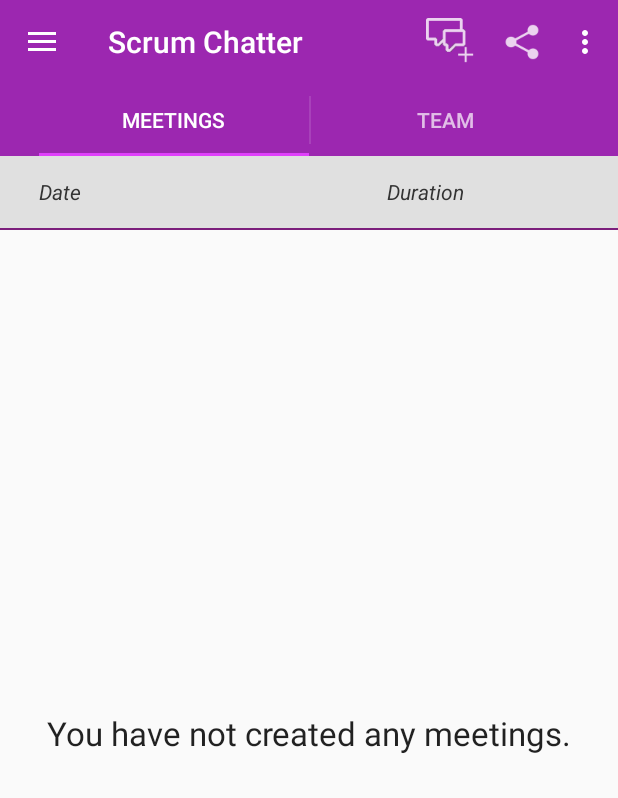
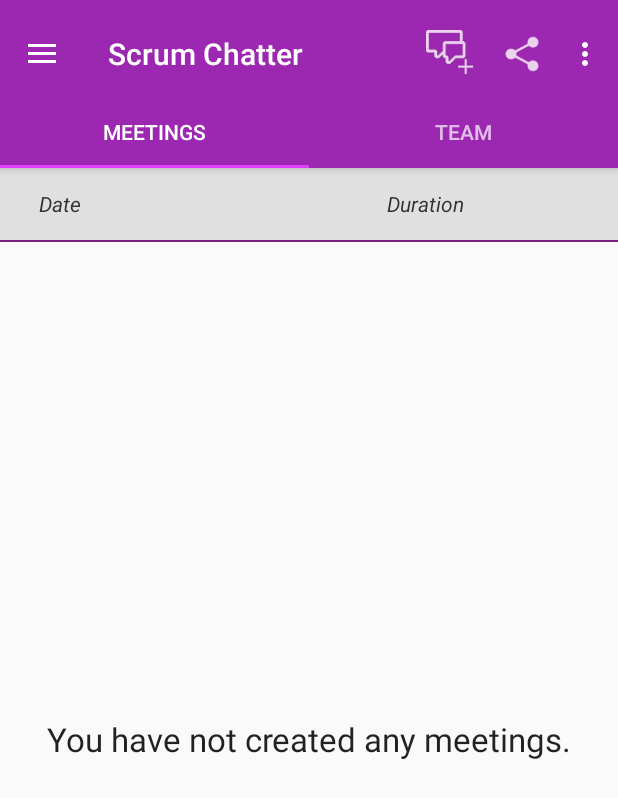
Before and after one commit to caarmen/scrumchatter, an Android app: the screen it shows after launch (MainActivity), on a phone screen of 412 x 824 dp. Shown: the top 798 px of the screen. Run offline under Robolectric (Android 15) with nearby library versions, the phone set to English and light mode, and no system bars.

Commit message:
Use toolbar instead of actionbar

```diff
--- a/app/src/main/AndroidManifest.xml
+++ b/app/src/main/AndroidManifest.xml
@@ -35,6 +35,7 @@
         android:theme="@style/AppTheme" >
         <activity
             android:name="ca.rmen.android.scrumchatter.main.MainActivity"
+            android:theme="@style/AppTheme.NoActionBar"
             android:label="@string/app_name">
             <intent-filter>
                 <action android:name="android.intent.action.MAIN" />
--- a/app/src/main/java/ca/rmen/android/scrumchatter/main/MainActivity.java
+++ b/app/src/main/java/ca/rmen/android/scrumchatter/main/MainActivity.java
@@ -39,6 +39,7 @@ import android.os.Bundle;
 import android.os.StrictMode;
 import android.os.StrictMode.ThreadPolicy;
 import android.preference.PreferenceManager;
+import android.support.design.widget.TabLayout;
 import android.support.v4.app.Fragment;
 import android.support.v4.app.FragmentManager;
 import android.support.v4.app.FragmentPagerAdapter;
@@ -50,6 +51,7 @@ import android.support.v4.widget.DrawerLayout;
 import android.support.v7.app.ActionBar;
 import android.support.v7.app.ActionBarDrawerToggle;
 import android.support.v7.app.AppCompatActivity;
+import android.support.v7.widget.Toolbar;
 import android.text.TextUtils;
 import android.util.Log;
 import android.view.Menu;
@@ -86,7 +88,7 @@ import ca.rmen.android.scrumchatter.team.Teams.Team;
  * plugin.
  */
 public class MainActivity extends AppCompatActivity implements ActionBar.TabListener, DialogButtonListener, DialogItemListener, // NO_UCD (use default)
-        DialogInputListener { // NO_UCD (use default)
+        DialogInputListener {
 
     private static final String TAG = Constants.TAG + "/" + MainActivity.class.getSimpleName();
     private static final String EXTRA_IMPORT_URI = "import_uri";
@@ -126,10 +128,12 @@ public class MainActivity extends AppCompatActivity implements ActionBar.TabList
         // the main thread.
         if (ActivityManager.isUserAMonkey())
             StrictMode.setThreadPolicy(new ThreadPolicy.Builder().detectDiskReads().detectDiskWrites().penaltyLog().penaltyDeath().build());
+
         // Set up the action bar.
-        final ActionBar actionBar = getSupportActionBar();
-        actionBar.setNavigationMode(ActionBar.NAVIGATION_MODE_TABS);
-        actionBar.setDisplayHomeAsUpEnabled(true);
+        Toolbar toolbar = (Toolbar) findViewById(R.id.toolbar);
+        setSupportActionBar(toolbar);
+        getSupportActionBar().setDisplayHomeAsUpEnabled(true);
+        getSupportActionBar().setHomeButtonEnabled(true);
 
         // Set up the left drawer
         mDrawerLayout = (DrawerLayout) findViewById(R.id.drawer_layout);
@@ -171,25 +175,9 @@ public class MainActivity extends AppCompatActivity implements ActionBar.TabList
         // Set up the ViewPager with the sections adapter.
         mViewPager = (ViewPager) findViewById(R.id.pager);
         mViewPager.setAdapter(sectionsPagerAdapter);
-
-        // When swiping between different sections, select the corresponding
-        // tab. We can also use ActionBar.Tab#select() to do this if we have
-        // a reference to the Tab.
-        mViewPager.addOnPageChangeListener(new ViewPager.SimpleOnPageChangeListener() {
-            @Override
-            public void onPageSelected(int position) {
-                actionBar.setSelectedNavigationItem(position);
-            }
-        });
-
-        // For each of the sections in the app, add a tab to the action bar.
-        for (int i = 0; i < sectionsPagerAdapter.getCount(); i++) {
-            // Create a tab with text corresponding to the page title defined by
-            // the adapter. Also specify this Activity object, which implements
-            // the TabListener interface, as the callback (listener) for when
-            // this tab is selected.
-            actionBar.addTab(actionBar.newTab().setText(sectionsPagerAdapter.getPageTitle(i)).setTabListener(this));
-        }
+        TabLayout tabLayout = (TabLayout) findViewById(R.id.tabs);
+        assert tabLayout != null;
+        tabLayout.setupWithViewPager(mViewPager);
 
         onTeamChanged();
         // If our activity was opened by choosing a file from a mail attachment, file browser, or other program,
--- /dev/null
+++ b/app/src/main/res/layout-land/toolbar_tabs.xml
@@ -0,0 +1,37 @@
+<?xml version="1.0" encoding="utf-8"?><!--
+  Copyright 2016 Carmen Alvarez
+
+  This file is part of Scrum Chatter.
+
+  Scrum Chatter is free software: you can redistribute it and/or modify
+  it under the terms of the GNU General Public License as published by
+  the Free Software Foundation, either version 3 of the License, or
+  (at your option) any later version.
+
+  Scrum Chatter is distributed in the hope that it will be useful,
+  but WITHOUT ANY WARRANTY; without even the implied warranty of
+  MERCHANTABILITY or FITNESS FOR A PARTICULAR PURPOSE. See the
+  GNU General Public License for more details.
+
+  You should have received a copy of the GNU General Public License
+  along with Scrum Chatter. If not, see <http://www.gnu.org/licenses/>.
+-->
+<android.support.design.widget.AppBarLayout xmlns:android="http://schemas.android.com/apk/res/android"
+    android:layout_width="match_parent"
+    android:layout_height="wrap_content"
+    android:paddingTop="@dimen/appbar_padding_top"
+    android:theme="@style/AppTheme.AppBarOverlay">
+
+    <android.support.v7.widget.Toolbar
+        android:id="@+id/toolbar"
+        android:layout_width="match_parent"
+        android:layout_height="?attr/actionBarSize"
+        android:background="?attr/colorPrimary">
+
+        <android.support.design.widget.TabLayout
+            android:id="@+id/tabs"
+            android:layout_width="match_parent"
+            android:layout_height="wrap_content" />
+    </android.support.v7.widget.Toolbar>
+
+</android.support.design.widget.AppBarLayout>
--- a/app/src/main/res/layout/activity_main.xml
+++ b/app/src/main/res/layout/activity_main.xml
@@ -1,5 +1,4 @@
-<?xml version="1.0" encoding="utf-8"?>
-<!--
+<?xml version="1.0" encoding="utf-8"?><!--
   Copyright 2013 Carmen Alvarez
 
   This file is part of Scrum Chatter.
@@ -17,24 +16,34 @@
   You should have received a copy of the GNU General Public License
   along with Scrum Chatter. If not, see <http://www.gnu.org/licenses/>.
 -->
+<LinearLayout xmlns:android="http://schemas.android.com/apk/res/android"
+    xmlns:tools="http://schemas.android.com/tools"
+    android:layout_width="match_parent"
+    android:layout_height="match_parent"
+    android:orientation="vertical"
+    tools:context=".main.MainActivity">
+
+    <include layout="@layout/toolbar_tabs"/>
+
     <android.support.v4.widget.DrawerLayout xmlns:android="http://schemas.android.com/apk/res/android"
         android:id="@+id/drawer_layout"
         android:layout_width="match_parent"
-    android:layout_height="match_parent" >
+        android:layout_height="match_parent"
+        android:fitsSystemWindows="true">
 
-    <android.support.v4.view.ViewPager
-        xmlns:tools="http://schemas.android.com/tools"
+        <android.support.v4.view.ViewPager xmlns:tools="http://schemas.android.com/tools"
             android:id="@+id/pager"
             android:layout_width="match_parent"
             android:layout_height="match_parent"
             tools:context=".MainActivity" />
 
         <LinearLayout
+            android:id="@+id/left_drawer"
             android:layout_width="240dp"
             android:layout_height="match_parent"
             android:layout_gravity="start"
             android:background="@color/light_gray"
-        android:orientation="vertical" >
+            android:orientation="vertical">
 
             <TextView
                 android:id="@+id/left_drawer_title"
@@ -63,5 +72,5 @@
                 android:layout_height="1dp"
                 android:background="@color/selected_header" />
         </LinearLayout>
-
     </android.support.v4.widget.DrawerLayout>
+</LinearLayout>
--- /dev/null
+++ b/app/src/main/res/layout/toolbar_tabs.xml
@@ -0,0 +1,36 @@
+<?xml version="1.0" encoding="utf-8"?><!--
+  Copyright 2016 Carmen Alvarez
+
+  This file is part of Scrum Chatter.
+
+  Scrum Chatter is free software: you can redistribute it and/or modify
+  it under the terms of the GNU General Public License as published by
+  the Free Software Foundation, either version 3 of the License, or
+  (at your option) any later version.
+
+  Scrum Chatter is distributed in the hope that it will be useful,
+  but WITHOUT ANY WARRANTY; without even the implied warranty of
+  MERCHANTABILITY or FITNESS FOR A PARTICULAR PURPOSE. See the
+  GNU General Public License for more details.
+
+  You should have received a copy of the GNU General Public License
+  along with Scrum Chatter. If not, see <http://www.gnu.org/licenses/>.
+-->
+<android.support.design.widget.AppBarLayout xmlns:android="http://schemas.android.com/apk/res/android"
+    android:layout_width="match_parent"
+    android:layout_height="wrap_content"
+    android:paddingTop="@dimen/appbar_padding_top"
+    android:theme="@style/AppTheme.AppBarOverlay">
+
+    <android.support.v7.widget.Toolbar
+        android:id="@+id/toolbar"
+        android:layout_width="match_parent"
+        android:layout_height="?attr/actionBarSize"
+        android:background="?attr/colorPrimary" />
+
+    <android.support.design.widget.TabLayout
+        android:id="@+id/tabs"
+        android:layout_width="match_parent"
+        android:layout_height="wrap_content" />
+
+</android.support.design.widget.AppBarLayout>
--- a/app/src/main/res/values/dimens.xml
+++ b/app/src/main/res/values/dimens.xml
@@ -25,5 +25,6 @@
     <dimen name="list_inner_horizontal_margin">10dp</dimen>
     <dimen name="section_heading_horizontal_padding">20dp</dimen>
     <dimen name="section_heading_top_padding">10dp</dimen>
+    <dimen name="appbar_padding_top">8dp</dimen>
 
 </resources>
--- a/app/src/main/res/values/styles.xml
+++ b/app/src/main/res/values/styles.xml
@@ -28,6 +28,11 @@
         <item name="alertDialogTheme">@style/AppAlertDialog</item>
     </style>
 
+    <style name="AppTheme.NoActionBar">
+        <item name="windowActionBar">false</item>
+        <item name="windowNoTitle">true</item>
+    </style>
+
     <style name="listHeader">
         <item name="android:textColor">@color/unselected_header</item>
         <item name="android:textStyle">italic</item>
@@ -52,4 +57,6 @@
         <item name="android:listViewStyle">@style/AppListView</item>
     </style>
 
+    <style name="AppTheme.AppBarOverlay" parent="ThemeOverlay.AppCompat.Dark.ActionBar" />
+
 </resources>
```
Lines whose indentation alone changed are shown as unchanged.
